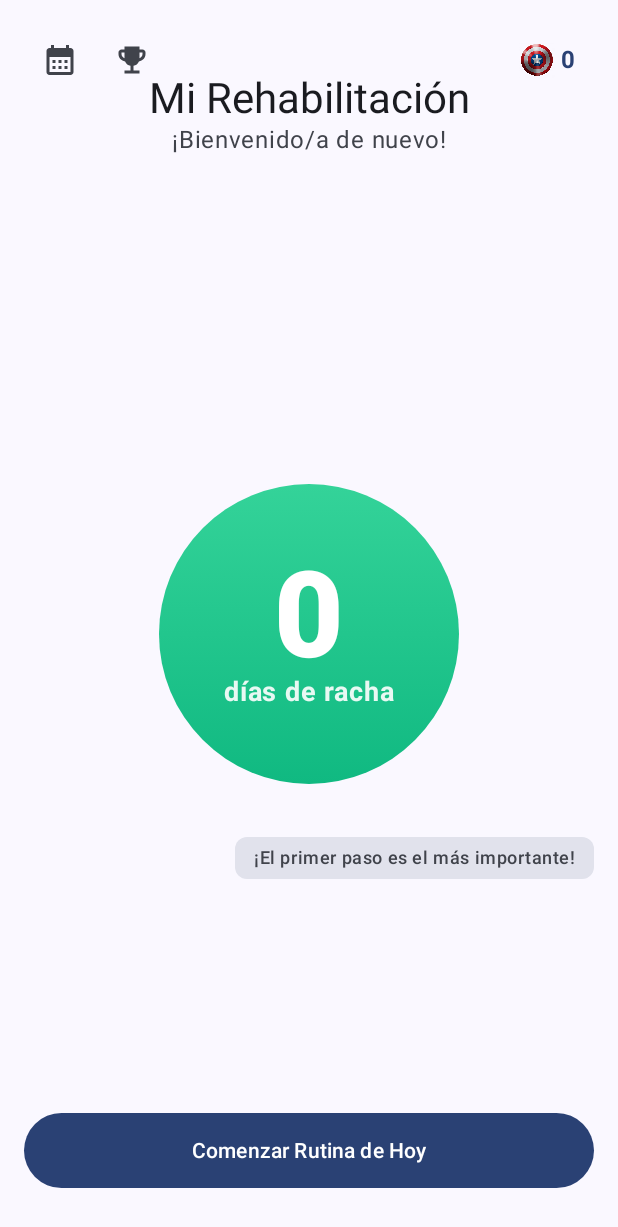
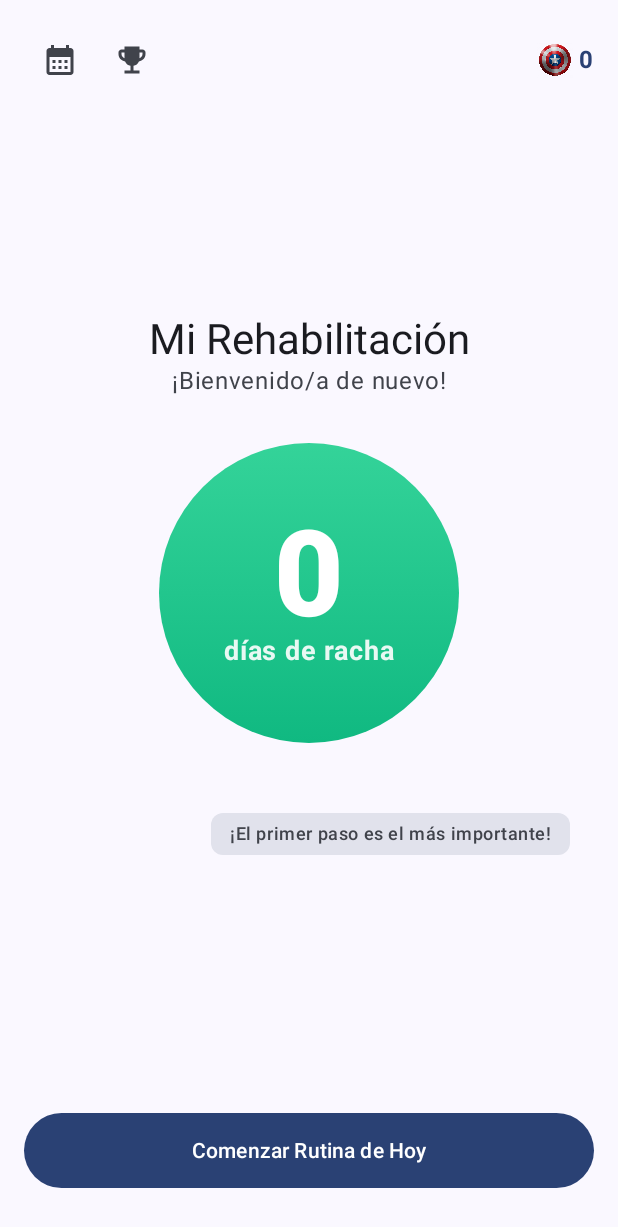
Before and after one commit to neighborhood09/app-rehabilitacion-hombro, an Android app built with Jetpack Compose: the StartScreen screen opened through its navigation route, on a phone screen of 412 x 824 dp. Shown: the top 1227 px of the screen. Run offline under Robolectric (Android 15) with nearby library versions, the phone set to English and light mode, and no system bars; our stand-ins replace accompanist; 1 statement that could not run was skipped.

Commit message:
pantallas de ejercicios bien adaptadas

```diff
--- a/app/build.gradle.kts
+++ b/app/build.gradle.kts
@@ -56,9 +56,10 @@ dependencies {
     implementation("androidx.datastore:datastore-preferences:1.1.1")
     implementation("androidx.lifecycle:lifecycle-viewmodel-compose:2.8.1")
     implementation("androidx.compose.material:material-icons-extended-android:1.6.7")
+    implementation("androidx.work:work-runtime-ktx:2.9.0")
 
-    // **NUEVO:** Dependencia para WorkManager
-    implementation("androidx.work:work-runtime-ktx:2.9.0")
+    // **NUEVO:** Dependencia para la librería Accompanist de System UI Controller
+    implementation("com.google.accompanist:accompanist-systemuicontroller:0.34.0")
 
     // Para convertir objetos a JSON y viceversa
     implementation("org.jetbrains.kotlinx:kotlinx-serialization-json:1.6.3")
--- a/app/src/main/java/com/example/rehabilitacionhombro/MainActivity.kt
+++ b/app/src/main/java/com/example/rehabilitacionhombro/MainActivity.kt
@@ -14,20 +14,20 @@ import androidx.compose.material3.Surface
 import androidx.compose.runtime.LaunchedEffect
 import androidx.compose.ui.Modifier
 import androidx.core.content.ContextCompat
+import androidx.core.view.WindowCompat
 import androidx.work.ExistingPeriodicWorkPolicy
 import androidx.work.PeriodicWorkRequestBuilder
 import androidx.work.WorkManager
+import com.google.accompanist.systemuicontroller.rememberSystemUiController
 import com.example.rehabilitacionhombro.ui.theme.RehabilitacionHombroTheme
 import java.util.concurrent.TimeUnit
 
 class MainActivity : ComponentActivity() {
 
-    // **NUEVO:** Preparamos el lanzador de permisos de notificaciones
     private val requestPermissionLauncher = registerForActivityResult(
         ActivityResultContracts.RequestPermission()
     ) { isGranted: Boolean ->
         if (isGranted) {
-            // El permiso ha sido concedido
             scheduleDailyNotification()
         }
     }
@@ -35,7 +35,9 @@ class MainActivity : ComponentActivity() {
     override fun onCreate(savedInstanceState: Bundle?) {
         super.onCreate(savedInstanceState)
 
-        // **NUEVO:** Comprobamos y solicitamos el permiso de notificaciones
+        // **CORREGIDO:** Configura el modo a pantalla completa antes de setContent
+        WindowCompat.setDecorFitsSystemWindows(window, false)
+
         if (Build.VERSION.SDK_INT >= Build.VERSION_CODES.TIRAMISU) {
             if (ContextCompat.checkSelfPermission(this, Manifest.permission.POST_NOTIFICATIONS) == PackageManager.PERMISSION_GRANTED) {
                 scheduleDailyNotification()
@@ -43,11 +45,18 @@ class MainActivity : ComponentActivity() {
                 requestPermissionLauncher.launch(Manifest.permission.POST_NOTIFICATIONS)
             }
         } else {
-            // Para versiones anteriores a Android 13, no se necesita pedir permiso
             scheduleDailyNotification()
         }
 
         setContent {
+            // **CORREGIDO:** El rememberSystemUiController debe ir dentro de la composición
+            val systemUiController = rememberSystemUiController()
+            LaunchedEffect(systemUiController) {
+                systemUiController.isSystemBarsVisible = false
+                systemUiController.isNavigationBarVisible = false
+                systemUiController.isStatusBarVisible = false
+            }
+
             RehabilitacionHombroTheme {
                 Surface(
                     modifier = Modifier.fillMaxSize(),
@@ -59,9 +68,7 @@ class MainActivity : ComponentActivity() {
         }
     }
 
-    // **NUEVO:** Función para programar la notificación diaria
     private fun scheduleDailyNotification() {
-        // La notificación se programará para las 7 PM (hora local del dispositivo)
         val notificationWorkRequest = PeriodicWorkRequestBuilder<NotificationWorker>(
             24, TimeUnit.HOURS
         )
@@ -69,7 +76,6 @@ class MainActivity : ComponentActivity() {
             .addTag("daily_rehab_notification")
             .build()
 
-        // Usamos ExistingPeriodicWorkPolicy.KEEP para no sobreescribir la tarea si ya existe
         WorkManager.getInstance(this).enqueueUniquePeriodicWork(
             "DailyRehabNotification",
             ExistingPeriodicWorkPolicy.KEEP,
@@ -80,13 +86,12 @@ class MainActivity : ComponentActivity() {
     private fun getNotificationInitialDelay(): Long {
         val now = java.util.Calendar.getInstance()
         val dueTime = java.util.Calendar.getInstance().apply {
-            set(java.util.Calendar.HOUR_OF_DAY, 19) // 7 PM
+            set(java.util.Calendar.HOUR_OF_DAY, 19)
             set(java.util.Calendar.MINUTE, 0)
             set(java.util.Calendar.SECOND, 0)
         }
 
         if (now.after(dueTime)) {
-            // Si ya pasaron las 7 PM, programamos para mañana
             dueTime.add(java.util.Calendar.HOUR_OF_DAY, 24)
         }
 
--- a/app/src/main/java/com/example/rehabilitacionhombro/ui/theme/screens/EndScreen.kt
+++ b/app/src/main/java/com/example/rehabilitacionhombro/ui/theme/screens/EndScreen.kt
@@ -35,6 +35,7 @@ fun EndScreen(
     val newAchievement by streakViewModel.newAchievementUnlocked.collectAsState()
 
     LaunchedEffect(Unit) {
+        // **CORREGIDO:** Aseguramos que la rutina se complete y los datos se actualicen ANTES de comprobar los logros.
         streakViewModel.onRoutineCompleted()
         streakViewModel.checkAndUnlockAchievements()
     }
@@ -104,12 +105,10 @@ fun EndScreen(
         }
     }
 
-    // **ACTUALIZADO:** Diálogo de felicitación de logros
     if (newAchievement != null) {
         AchievementUnlockedDialog(
             achievement = newAchievement!!,
             onDismiss = {
-                // Al cerrar el diálogo, reseteamos el estado para que no vuelva a aparecer
                 streakViewModel.resetAchievementState()
             }
         )
--- a/app/src/main/java/com/example/rehabilitacionhombro/ui/theme/screens/StartScreen.kt
+++ b/app/src/main/java/com/example/rehabilitacionhombro/ui/theme/screens/StartScreen.kt
@@ -4,10 +4,12 @@ package com.example.rehabilitacionhombro.ui.screens
 import androidx.compose.foundation.Image
 import androidx.compose.foundation.background
 import androidx.compose.foundation.layout.*
+import androidx.compose.foundation.rememberScrollState
 import androidx.compose.foundation.shape.CircleShape
+import androidx.compose.foundation.verticalScroll
 import androidx.compose.material.icons.Icons
 import androidx.compose.material.icons.filled.CalendarMonth
-import androidx.compose.material.icons.filled.EmojiEvents // **NUEVO:** Importamos el icono de la copa
+import androidx.compose.material.icons.filled.EmojiEvents
 import androidx.compose.material3.*
 import androidx.compose.runtime.Composable
 import androidx.compose.runtime.collectAsState
@@ -33,7 +35,6 @@ fun StartScreen(
     streakViewModel: StreakViewModel,
     onStartClick: () -> Unit,
     onNavigateToCalendar: () -> Unit,
-    // **NUEVO:** Callback para navegar a la pantalla de logros
     onNavigateToAchievements: () -> Unit
 ) {
     val streakCount by streakViewModel.streakCount.collectAsState()
@@ -48,12 +49,15 @@ fun StartScreen(
             .fillMaxSize()
             .padding(16.dp)
     ) {
-        // Contenedor para el calendario y los logros
+        // Contenedor de iconos superiores
         Row(
-            modifier = Modifier.align(Alignment.TopStart),
+            modifier = Modifier
+                .fillMaxWidth()
+                .align(Alignment.TopCenter),
+            horizontalArrangement = Arrangement.SpaceBetween,
             verticalAlignment = Alignment.CenterVertically
         ) {
-            // Botón del calendario
+            Row(verticalAlignment = Alignment.CenterVertically) {
                 IconButton(onClick = onNavigateToCalendar) {
                     Icon(
                         imageVector = Icons.Default.CalendarMonth,
@@ -61,7 +65,6 @@ fun StartScreen(
                         tint = MaterialTheme.colorScheme.onSurfaceVariant
                     )
                 }
-            // **NUEVO:** Botón de logros
                 IconButton(onClick = onNavigateToAchievements) {
                     Icon(
                         imageVector = Icons.Filled.EmojiEvents,
@@ -71,11 +74,7 @@ fun StartScreen(
                 }
             }
 
-        // Icono y contador de Escudos (estático)
             Row(
-            modifier = Modifier
-                .align(Alignment.TopEnd)
-                .padding(horizontal = 12.dp, vertical = 12.dp),
                 verticalAlignment = Alignment.CenterVertically,
                 horizontalArrangement = Arrangement.spacedBy(4.dp)
             ) {
@@ -90,31 +89,22 @@ fun StartScreen(
                     color = MaterialTheme.colorScheme.primary
                 )
             }
+        }
 
-        // Avatar del entrenador en la esquina inferior derecha
-        CoachAvatar(
-            streakCount = streakCount,
-            userName = userName,
-            modifier = Modifier
-                .align(Alignment.BottomEnd)
-                .padding(bottom = 60.dp)
-        )
-
+        // Contenido principal de la pantalla, centrado verticalmente
         Column(
-            modifier = Modifier
-                .fillMaxSize()
-                .padding(top = 32.dp, bottom = 16.dp),
+            modifier = Modifier.fillMaxSize().offset(y = (-60).dp), // Ajuste para que baje un poco
             horizontalAlignment = Alignment.CenterHorizontally,
-            verticalArrangement = Arrangement.SpaceBetween
+            verticalArrangement = Arrangement.Center
         ) {
-            // Título
             Column(horizontalAlignment = Alignment.CenterHorizontally) {
                 val titleText = if (userName.isNotBlank()) "¡A por ello, $userName!" else "Mi Rehabilitación"
                 Text(titleText, style = MaterialTheme.typography.headlineMedium)
                 Text("¡Bienvenido/a de nuevo!", style = MaterialTheme.typography.bodyLarge, color = MaterialTheme.colorScheme.onSurfaceVariant)
             }
 
-            // Círculo de la racha
+            Spacer(modifier = Modifier.height(32.dp))
+
             Box(
                 contentAlignment = Alignment.Center,
                 modifier = Modifier
@@ -142,19 +132,43 @@ fun StartScreen(
                     )
                 }
             }
+        }
 
-            // Botón para usar el escudo, visible solo si se cumplen las condiciones
+        // Contenedor para botones y coach en la parte inferior
+        Box(
+            modifier = Modifier
+                .fillMaxSize()
+                .align(Alignment.BottomCenter)
+                .padding(bottom = 16.dp),
+        ) {
+            // **CORREGIDO:** El coach en la esquina inferior derecha
+            CoachAvatar(
+                streakCount = streakCount,
+                userName = userName,
+                modifier = Modifier
+                    .align(Alignment.BottomEnd)
+                    .padding(end = 16.dp, bottom = 60.dp)
+            )
+
+            // Columna para los botones
+            Column(
+                modifier = Modifier
+                    .fillMaxWidth()
+                    .align(Alignment.BottomCenter)
+            ) {
                 if (canUseShield) {
                     Button(
                         onClick = { showShieldDialog = true },
-                    modifier = Modifier.fillMaxWidth().height(50.dp),
+                        modifier = Modifier
+                            .fillMaxWidth()
+                            .height(50.dp),
                         colors = ButtonDefaults.buttonColors(containerColor = Color(0xFFF44336))
                     ) {
                         Text("Usar Escudo Protector")
                     }
+                    Spacer(modifier = Modifier.height(8.dp))
                 }
 
-            // Botón de acción principal
                 Button(
                     onClick = onStartClick,
                     modifier = Modifier
@@ -164,8 +178,9 @@ fun StartScreen(
                     Text("Comenzar Rutina de Hoy")
                 }
             }
+        }
+    }
 
-        // Diálogo de confirmación
     if (showShieldDialog) {
         AlertDialog(
             onDismissRequest = { showShieldDialog = false },
@@ -189,4 +204,3 @@ fun StartScreen(
         )
     }
 }
-}
--- a/app/src/main/java/com/example/rehabilitacionhombro/viewmodel/StreakViewModel.kt
+++ b/app/src/main/java/com/example/rehabilitacionhombro/viewmodel/StreakViewModel.kt
@@ -21,7 +21,6 @@ import java.time.format.DateTimeFormatter
 
 class StreakViewModel(private val streakDataStore: StreakDataStore) : ViewModel() {
 
-    // --- Flujos de datos para la UI ---
     val streakCount: StateFlow<Int> = streakDataStore.streakCount
         .stateIn(scope = viewModelScope, started = SharingStarted.WhileSubscribed(5000), initialValue = 0)
 
@@ -56,8 +55,6 @@ class StreakViewModel(private val streakDataStore: StreakDataStore) : ViewModel(
         .stateIn(scope = viewModelScope, started = SharingStarted.WhileSubscribed(5000), initialValue = false)
 
 
-    // --- Acciones que la UI puede llamar ---
-
     fun onRoutineCompleted() {
         viewModelScope.launch {
             val rewarded = streakDataStore.updateStreakAndDates()
@@ -91,7 +88,6 @@ class StreakViewModel(private val streakDataStore: StreakDataStore) : ViewModel(
         }
     }
 
-    // **ACTUALIZADO:** Función que comprueba y desbloquea logros
     fun checkAndUnlockAchievements() {
         viewModelScope.launch {
             val currentStreak = streakCount.value
```
Also changed, not shown: app/src/main/java/com/example/rehabilitacionhombro/ui/theme/screens/ExerciseScreen.kt (+28 -40 lines). Lines whose indentation alone changed are shown as unchanged.
